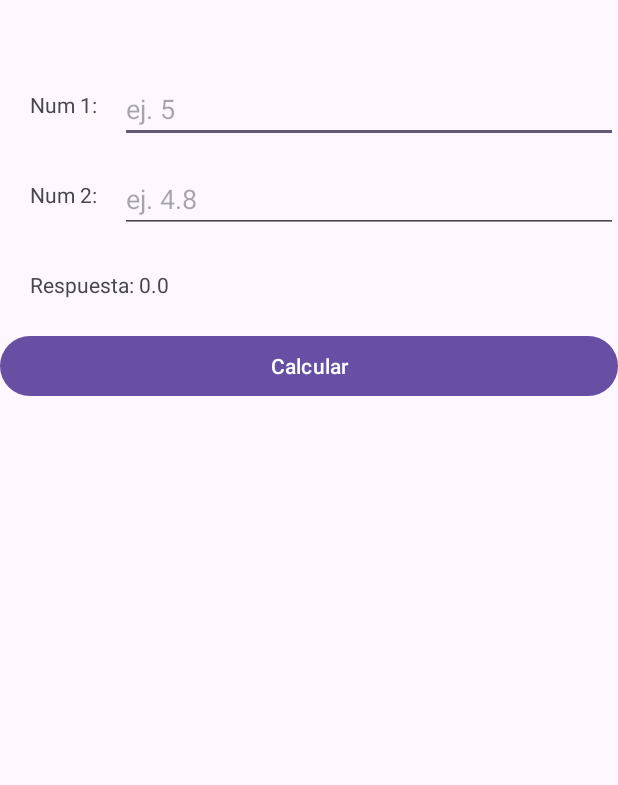
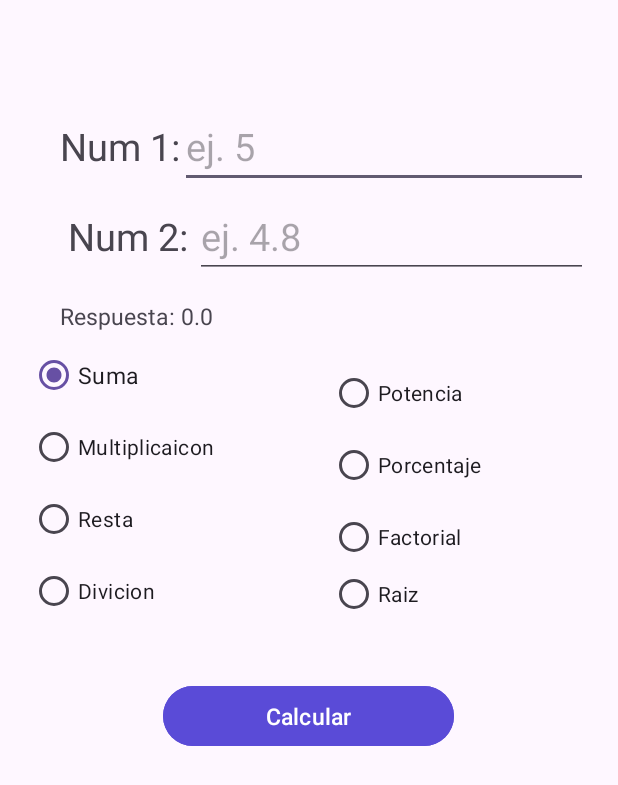
Before and after one commit to marlon-cruz/prograII-semi-2025, an Android app: the screen it shows after launch (MainActivity), after a tap on "Calcular", on a phone screen of 412 x 824 dp. Shown: the top 785 px of the screen. Run offline under Robolectric (Android 15) with nearby library versions, the phone set to English and light mode, and no system bars.

Commit message:
Creacion de la calculadora. Se agrego las opciones de suma, resta, multiplicacion y division.

```diff
--- a/app/src/main/java/com/example/miprimeraaplicacion/MainActivity.java
+++ b/app/src/main/java/com/example/miprimeraaplicacion/MainActivity.java
@@ -3,17 +3,15 @@ package com.example.miprimeraaplicacion;
 import android.os.Bundle;
 import android.view.View;
 import android.widget.Button;
+import android.widget.RadioGroup;
 import android.widget.TextView;
 
-import androidx.activity.EdgeToEdge;
 import androidx.appcompat.app.AppCompatActivity;
-import androidx.core.graphics.Insets;
-import androidx.core.view.ViewCompat;
-import androidx.core.view.WindowInsetsCompat;
 
 public class MainActivity extends AppCompatActivity {
     Button btn;
     TextView tempVal;
+     RadioGroup rdg;
 
     @Override
     protected void onCreate(Bundle savedInstanceState) {
@@ -22,19 +20,81 @@ public class MainActivity extends AppCompatActivity {
 
         btn = findViewById(R.id.btnCalcular);
         btn.setOnClickListener(new View.OnClickListener() {
+
+
             @Override
             public void onClick(View v) {
-                tempVal = findViewById(R.id.txtNum1);
-                double num1 = Double.parseDouble(tempVal.getText().toString());
+                try {
 
-                tempVal = findViewById(R.id.txtNum2);
-                double num2 = Double.parseDouble(tempVal.getText().toString());
+                    tempVal = findViewById(R.id.txtNum1);
+                    double num1 = 0;
 
-                double respuesta = num1 + num2;
+                    if (tempVal.getText().toString().isEmpty()){
+                        num1 = 0;
+                    }else {
+                        num1 = Double.parseDouble(tempVal.getText().toString());
+                    }
 
-                tempVal = findViewById(R.id.lblRespuesta);
-                tempVal.setText("Respuesta: "+ respuesta);
+                    tempVal = findViewById(R.id.txtNum2);
+                    double num2 = 0;
+                    double respuesta = 0;
+
+                    if (tempVal.getText().toString().isEmpty()){
+                        num2 = 0;
+                    }else {
+                        num2 = Double.parseDouble(tempVal.getText().toString());
+                    }
+
+
+
+                    tempVal = findViewById(R.id.lblRespuesta);
+                    rdg = findViewById(R.id.radioBtn);
+
+                    if (rdg.getCheckedRadioButtonId() == R.id.radio_suma) {
+                        respuesta = num1 + num2;
+                    } else if (rdg.getCheckedRadioButtonId() == R.id.radio_multiplicacion) {
+                        respuesta = num1 * num2;
+                    } else if (rdg.getCheckedRadioButtonId() == R.id.radio_resta) {
+                        respuesta = num1 - num2;
+                    } else if (rdg.getCheckedRadioButtonId() == R.id.radio_divicion) {
+                        respuesta = num1 / num2;
+                    }
+                    //aqui comienza la segunda parte
+                    else if (rdg.getCheckedRadioButtonId() == R.id.radio_potencia) {
+                        respuesta = Math.pow(num1, num2);
+                    } else if (rdg.getCheckedRadioButtonId() == R.id.radio_porcentaje) {
+                        respuesta = (num1 / num2) * 100;
+                    } else if (rdg.getCheckedRadioButtonId() == R.id.radio_raiz) {
+                        respuesta = calcularRaiz(num1,num2);
+                    } else if (rdg.getCheckedRadioButtonId() == R.id.radio_factorial) {
+                        respuesta = factorial((int)num1);
+                    }
+
+                    tempVal.setText("Respuesta: " + respuesta);
+
+
+                } catch (Exception e) {
+                    throw new RuntimeException(e);
+                }
             }
+
         });
+
     }
+
+    public static int factorial(int num) {
+        int resultado = 1;
+        for (int i = 2; i <= num; i++) {
+            resultado *= i;
+        }
+        return resultado;
+    }
+
+    public static double calcularRaiz(double numero, double indice) {
+        if (numero < 0 && indice % 2 == 0) {
+           return 0.0;
+        }
+        return Math.pow(numero, 1.0 / indice);
+    }
+
 }
--- a/app/src/main/res/layout/activity_main.xml
+++ b/app/src/main/res/layout/activity_main.xml
@@ -5,52 +5,133 @@
     android:id="@+id/main"
     android:layout_width="match_parent"
     android:layout_height="match_parent"
+    android:padding="20dp"
     tools:context=".MainActivity">
 
     <TextView
         android:id="@+id/lblNum1"
-        android:text="Num 1:"
+        android:text="@string/num_1"
+        android:textSize="25sp"
         android:layout_marginTop="60dp"
-        android:layout_marginLeft="20dp"
+        android:layout_marginStart="20dp"
         android:layout_width="wrap_content"
         android:layout_height="wrap_content"/>
 
     <EditText
         android:id="@+id/txtNum1"
-        android:hint="ej. 5"
+        android:hint="@string/ej_5"
+        android:textSize="25sp"
         android:layout_marginTop="50dp"
-        android:layout_marginLeft="80dp"
+        android:layout_marginStart="100dp"
         android:layout_width="match_parent"
         android:layout_height="wrap_content"/>
 
     <TextView
         android:id="@+id/lblNum2"
-        android:text="Num 2:"
+        android:text="@string/num_2"
+        android:textSize="25sp"
         android:layout_marginTop="120dp"
-        android:layout_marginLeft="20dp"
+        android:layout_marginStart="25dp"
         android:layout_width="wrap_content"
         android:layout_height="wrap_content"/>
 
     <EditText
         android:id="@+id/txtNum2"
-        android:hint="ej. 4.8"
+        android:hint="@string/ej_4_8"
+        android:textSize="25sp"
         android:layout_marginTop="110dp"
-        android:layout_marginLeft="80dp"
+        android:layout_marginStart="110dp"
         android:layout_width="match_parent"
         android:layout_height="wrap_content"/>
 
     <TextView
+
+        android:textSize="15sp"
         android:id="@+id/lblRespuesta"
         android:layout_marginTop="180dp"
-        android:layout_marginLeft="20dp"
-        android:text="Respuesta: ?"
+        android:layout_marginStart="20dp"
+        android:text="@string/respuesta"
         android:layout_width="wrap_content"
         android:layout_height="wrap_content"/>
 
+
+    <RadioGroup
+        android:id="@+id/radioBtn"
+        android:layout_width="375dp"
+        android:layout_height="386dp"
+        android:layout_alignTop="@+id/lblRespuesta"
+        android:layout_marginTop="26dp"
+        android:layout_marginBottom="20dp"
+        android:orientation="vertical"
+        >
+
+        <RadioButton
+            android:id="@+id/radio_suma"
+            android:layout_width="132dp"
+            android:layout_height="wrap_content"
+            android:checked="true"
+            android:text="@string/suma"
+            android:textSize="15sp" />
+
+        <RadioButton
+            android:id="@+id/radio_multiplicacion"
+            android:layout_width="wrap_content"
+            android:layout_height="wrap_content"
+            android:text="@string/multiplicaicon" />
+
+        <RadioButton
+            android:id="@+id/radio_resta"
+            android:layout_width="wrap_content"
+            android:layout_height="wrap_content"
+            android:text="@string/resta" />
+
+        <RadioButton
+            android:id="@+id/radio_divicion"
+            android:layout_width="wrap_content"
+            android:layout_height="wrap_content"
+            android:text="@string/divicion" />
+
+        <RadioButton
+            android:id="@+id/radio_potencia"
+            android:layout_width="wrap_content"
+            android:layout_height="wrap_content"
+            android:layout_marginStart="200dp"
+            android:layout_marginTop="-180dp"
+            android:text="@string/potencia" />
+
+        <RadioButton
+            android:id="@+id/radio_porcentaje"
+            android:layout_width="wrap_content"
+            android:layout_height="wrap_content"
+            android:layout_marginStart="200dp"
+            android:text="@string/Porcentaje" />
+        <RadioButton
+            android:id="@+id/radio_factorial"
+            android:layout_width="wrap_content"
+            android:layout_height="wrap_content"
+            android:layout_marginStart="200dp"
+            android:text="@string/Factorial" />
+
+        <RadioButton
+            android:id="@+id/radio_raiz"
+            android:layout_width="wrap_content"
+            android:layout_height="28dp"
+            android:backgroundTint="@color/btn"
+            android:layout_marginStart="200dp"
+            android:text="@string/Raiz_cuadrada" />
+
+
+    </RadioGroup>
+
     <Button
         android:id="@+id/btnCalcular"
-        android:layout_marginTop="220dp"
-        android:text="Calcular"
-        android:layout_width="match_parent"
-        android:layout_height="wrap_content"/>
+        android:layout_width="194dp"
+        android:layout_height="wrap_content"
+        android:layout_alignBottom="@+id/lblRespuesta"
+        android:layout_centerHorizontal="true"
+        android:layout_marginBottom="-280dp"
+        android:backgroundTint="#5A4BD7"
+        android:text="@string/calcular"
+        android:textSize="15sp" />
+
 </RelativeLayout>
--- a/app/src/main/res/values/colors.xml
+++ b/app/src/main/res/values/colors.xml
@@ -2,4 +2,5 @@
 <resources>
     <color name="black">#FF000000</color>
     <color name="white">#FFFFFFFF</color>
+    <color name="btn">#872044</color>
 </resources>
--- a/app/src/main/res/values/strings.xml
+++ b/app/src/main/res/values/strings.xml
@@ -1,4 +1,18 @@
 <resources>
     <string name="app_name">miPrimeraAplicacion</string>
     <string name="hola">Hola mundo</string>
+    <string name="calcular">Calcular</string>
+    <string name="respuesta">Respuesta: ?</string>
+    <string name="ej_4_8">ej. 4.8</string>
+    <string name="num_2">Num 2:</string>
+    <string name="ej_5">ej. 5</string>
+    <string name="num_1">Num 1:</string>
+    <string name="suma">Suma</string>
+    <string name="multiplicaicon">Multiplicaicon</string>
+    <string name="resta">Resta</string>
+    <string name="divicion">Divicion</string>
+    <string name="potencia">Potencia</string>
+    <string name="Porcentaje">Porcentaje</string>
+    <string name="Raiz_cuadrada">Raiz</string>
+    <string name="Factorial">Factorial</string>
 </resources>
```
